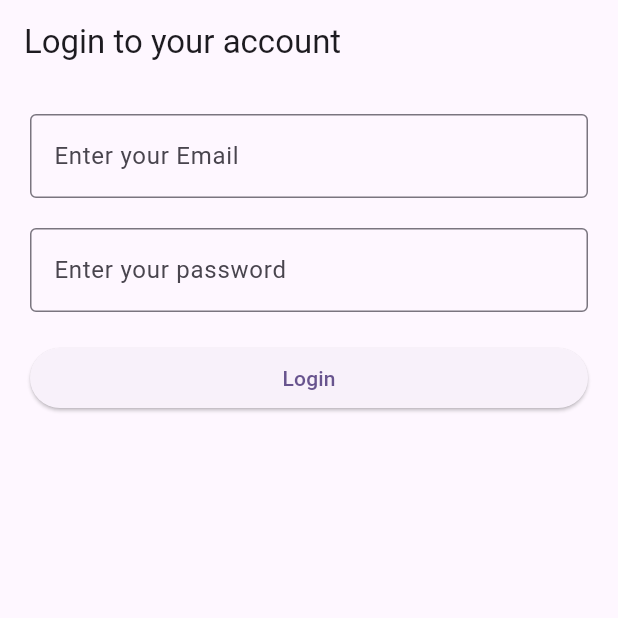
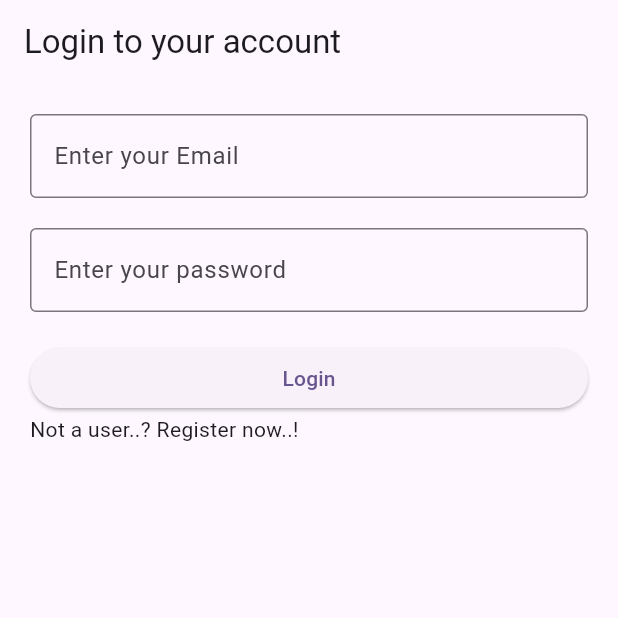
Before and after one commit to harisnaseer24/2302b1-firebase-crud, a Flutter app: the screen it shows after launch, after a tap on "Login", on a phone screen of 412 x 824 dp, the top half of it. Run offline on Flutter 3.47's test engine with Material 3 defaults, Android fonts, the phone set to English and light mode, and no system bars; our stand-ins replace cloud_firestore, firebase_auth, firebase_core, image_picker, shared_preferences; accounts and stored records are empty; network calls fail.

Commit message:
role baseD authentication and authorization

```diff
--- a/lib/auth.dart
+++ b/lib/auth.dart
@@ -34,7 +34,7 @@ class _SignupState extends State<Signup> {
 });
   print("user created successfully");
     ScaffoldMessenger.of(context).showSnackBar(SnackBar(content: Text("Registeration success"),)) ;
-  Navigator.pushNamed(context,'/login');
+  Navigator.pushNamed(context,'/');
 
 } on FirebaseAuthException catch (e) {
   if (e.code == 'weak-password') {
@@ -43,7 +43,7 @@ class _SignupState extends State<Signup> {
   } else if (e.code == 'email-already-in-use') {
     print('The account already exists for that email.');
     ScaffoldMessenger.of(context).showSnackBar(SnackBar(content: Text("The account already exists for that email."),)) ;
-  Navigator.pushNamed(context,'/login');
+  Navigator.pushNamed(context,'/');
 
   }
 } catch (e) {
@@ -90,7 +90,13 @@ class _SignupState extends State<Signup> {
               SizedBox(height: 20,),
               ElevatedButton(onPressed: (){
                 signup();
-              }, child: Text("Signup"))
+              }, child: Text("Signup")),
+               GestureDetector(
+                onTap: (){
+                   Navigator.pushNamed(context,'/');
+                },
+                child: Center(child: Text("Already a user..? Login now..!",)),
+              ),
 
           ],
         ),
@@ -121,9 +127,21 @@ login()async{
   );
   var user=await FirebaseFirestore.instance.collection("users").where("email",isEqualTo: emailController.text).get();
   String username=user.docs[0].data()["username"];
-  // print(user.docs[0].data()["username"]);
 
-  prefs.setBool("isLoggedIn",true);
+  if(user.docs[0].data()['role']=="admin"){
+    prefs.setBool("isAdmin",true);
+      prefs.setBool("isLoggedIn",true);
+  prefs.setString("email", emailController.text);
+  prefs.setString("username", username);
+  prefs.setString("id", credential.user?.uid ?? "");
+
+
+  print("admin logged in");
+   ScaffoldMessenger.of(context).showSnackBar(SnackBar(content: Text("Signed in as ${emailController.text}"),)) ;
+  Navigator.pushNamed(context,'/add');
+  }else{
+    prefs.setBool("isAdmin",false);
+      prefs.setBool("isLoggedIn",true);
   prefs.setString("email", emailController.text);
   prefs.setString("username", username);
   prefs.setString("id", credential.user?.uid ?? "");
@@ -131,7 +149,11 @@ login()async{
 
   print("user session is created");
    ScaffoldMessenger.of(context).showSnackBar(SnackBar(content: Text("Signed in as ${emailController.text}"),)) ;
-  Navigator.pushNamed(context,'/');
+  Navigator.pushNamed(context,'/products');
+
+  }
+  // print(user.docs[0].data()["username"]);
+
 
 } on FirebaseAuthException catch (e) {
 
@@ -181,7 +203,13 @@ login()async{
               SizedBox(height: 20,),
               ElevatedButton(onPressed: (){
                 login();
-              }, child: Text("Login"))
+              }, child: Text("Login")),
+              GestureDetector(
+                onTap: (){
+                   Navigator.pushNamed(context,'/signup');
+                },
+                child: Text("Not a user..? Register now..!",),
+              ),
 
           ],
         ),
--- a/lib/main.dart
+++ b/lib/main.dart
@@ -13,16 +13,18 @@ void main() async {
   );
 final SharedPreferences prefs = await SharedPreferences.getInstance();
 bool isLoggedIn = prefs.getBool("isLoggedIn") ?? false;
+bool isAdmin = prefs.getBool("isAdmin") ?? false;
 print(isLoggedIn);
 
 
-  runApp(MyApp(isLoggedIn:isLoggedIn));
+  runApp(MyApp(isLoggedIn:isLoggedIn,isAdmin:isAdmin));
 }
 
 class MyApp extends StatelessWidget {
   final bool isLoggedIn;
+  final bool isAdmin;
 
-  const MyApp({super.key,required this.isLoggedIn});
+  const MyApp({super.key,required this.isLoggedIn, required this.isAdmin});
 
   // This widget is the root of your application.
   @override
@@ -35,12 +37,12 @@ class MyApp extends StatelessWidget {
         colorScheme: ColorScheme.fromSeed(seedColor: Colors.deepPurple),
         useMaterial3: true,
       ),
-      home: isLoggedIn ? MyProductsPage() : Login(),
+      home: Login(),
       routes: {
         '/signup':(context)=>Signup(),
-        '/login':(context)=>Login(),
+
         '/products':(context)=>isLoggedIn ? MyProductsPage() : Login(),
-        '/add':(context)=>isLoggedIn ? AddProductPage() : Login(),
+        '/add':(context)=>(isLoggedIn && isAdmin) ? AddProductPage() : Login(),
       },
     );
   }
```
